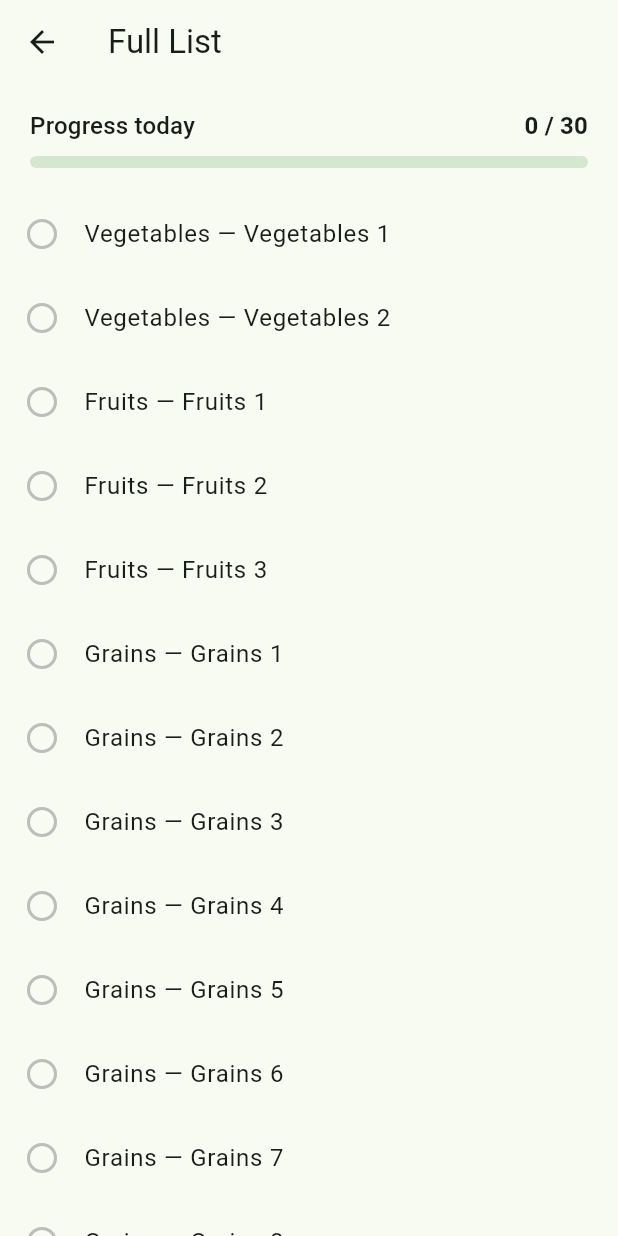
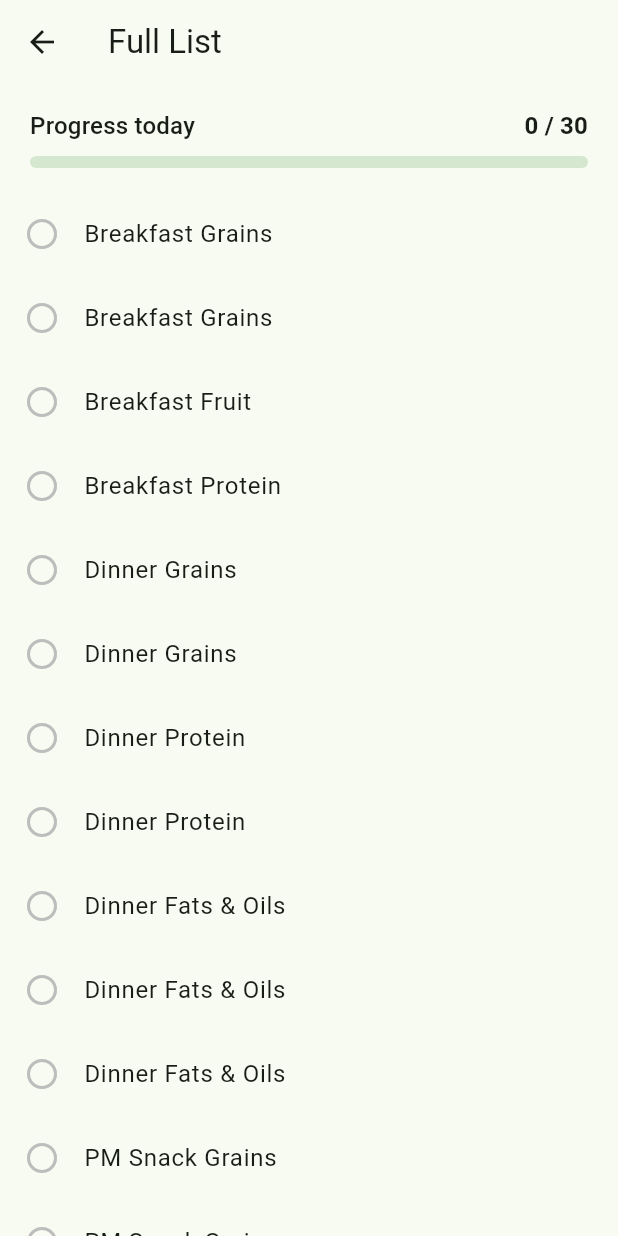
Before and after one commit to AdamSeers/Locked-in_app, a Flutter app: the PortionListScreen screen opened directly, on a phone screen of 412 x 824 dp. Run offline on Flutter 3.47's test engine with Material 3 defaults, Android fonts, the phone set to English and light mode, and no system bars; our stand-ins replace shared_preferences; accounts and stored records are empty.

Commit message:
FCT Mostly terminé
Manque l'icon (padding)

```diff
--- a/portion_tracker/lib/data/food_types_data.dart
+++ b/portion_tracker/lib/data/food_types_data.dart
@@ -146,34 +146,43 @@ final List<FoodType> defaultFoodTypes = [
 /// entries don't need to stay grouped by food type, and each food type's
 /// daily goal is simply how many times it appears here.
 final List<PortionEntry> defaultPortionOrder = [
-  const PortionEntry('vegetables', 'Vegetables 1'),
-  const PortionEntry('vegetables', 'Vegetables 2'),
-  const PortionEntry('fruits', 'Fruits 1'),
-  const PortionEntry('fruits', 'Fruits 2'),
-  const PortionEntry('fruits', 'Fruits 3'),
-  const PortionEntry('grains', 'Grains 1'),
-  const PortionEntry('grains', 'Grains 2'),
-  const PortionEntry('grains', 'Grains 3'),
-  const PortionEntry('grains', 'Grains 4'),
-  const PortionEntry('grains', 'Grains 5'),
-  const PortionEntry('grains', 'Grains 6'),
-  const PortionEntry('grains', 'Grains 7'),
-  const PortionEntry('grains', 'Grains 8'),
-  const PortionEntry('dairy', 'Dairy 1'),
-  const PortionEntry('dairy', 'Dairy 2'),
-  const PortionEntry('protein', 'Protein 1'),
-  const PortionEntry('protein', 'Protein 2'),
-  const PortionEntry('protein', 'Protein 3'),
-  const PortionEntry('protein', 'Protein 4'),
-  const PortionEntry('protein', 'Protein 5'),
-  const PortionEntry('protein', 'Protein 6'),
-  const PortionEntry('fats', 'Fats & Oils 1'),
-  const PortionEntry('fats', 'Fats & Oils 2'),
-  const PortionEntry('fats', 'Fats & Oils 3'),
-  const PortionEntry('fats', 'Fats & Oils 4'),
-  const PortionEntry('fats', 'Fats & Oils 5'),
-  const PortionEntry('fats', 'Fats & Oils 6'),
-  const PortionEntry('fats', 'Fats & Oils 7'),
-  const PortionEntry('added_sugars', 'Added Sugars 1'),
-  const PortionEntry('added_sugars', 'Added Sugars 2'),
+  //Breakfast
+  const PortionEntry('grains', 'Breakfast Grains'),
+  const PortionEntry('grains', 'Breakfast Grains'),
+  const PortionEntry('fruits', 'Breakfast Fruit'),
+  const PortionEntry('protein', 'Breakfast Protein'),
+
+  //Dinner
+  const PortionEntry('grains', 'Dinner Grains'),
+  const PortionEntry('grains', 'Dinner Grains'),
+  const PortionEntry('protein', 'Dinner Protein'),
+  const PortionEntry('protein', 'Dinner Protein'),
+  const PortionEntry('fats', 'Dinner Fats & Oils'),
+  const PortionEntry('fats', 'Dinner Fats & Oils'),
+  const PortionEntry('fats', 'Dinner Fats & Oils'),
+
+  //Collation PM
+  const PortionEntry('grains', 'PM Snack Grains'),
+  const PortionEntry('grains', 'PM Snack Grains'),
+  const PortionEntry('fruits', 'PM Snack Fruit'),
+  const PortionEntry('fruits', 'PM Snack Fruit'),
+  const PortionEntry('dairy', 'PM Snack Dairy'),
+
+  //Supper
+  const PortionEntry('grains', 'Supper Grains'),
+  const PortionEntry('grains', 'Supper Grains'),
+  const PortionEntry('vegetables', 'Supper Vegetables'),
+  const PortionEntry('vegetables', 'Supper Vegetables'),
+  const PortionEntry('protein', 'Supper Protein'),
+  const PortionEntry('protein', 'Supper Protein'),
+  const PortionEntry('protein', 'Supper Protein'),
+  const PortionEntry('fats', 'Supper Fats & Oils'),
+  const PortionEntry('fats', 'Supper Fats & Oils'),
+  const PortionEntry('fats', 'Supper Fats & Oils'),
+
+  //Night snack
+  const PortionEntry('dairy', 'Night Snack Dairy'),
+  const PortionEntry('fats', 'Night Snack Fats & Oils'),
+  const PortionEntry('added_sugars', 'Night Snack Added Sugars'),
+  const PortionEntry('added_sugars', 'Night Snack Added Sugars'),
 ];
--- a/portion_tracker/lib/widgets/portion_tile.dart
+++ b/portion_tracker/lib/widgets/portion_tile.dart
@@ -26,8 +26,8 @@ class PortionTile extends StatelessWidget {
         color: isDone ? foodType.color : Colors.grey.shade400,
       ),
       title: Text(
-        '${foodType.name} — $label',
-        style: TextStyle(
+        '$label',//${foodType.name} —
+      style: TextStyle(
           color: isDone ? Colors.grey.shade500 : null,
           decoration: isDone ? TextDecoration.lineThrough : null,
         ),
```
